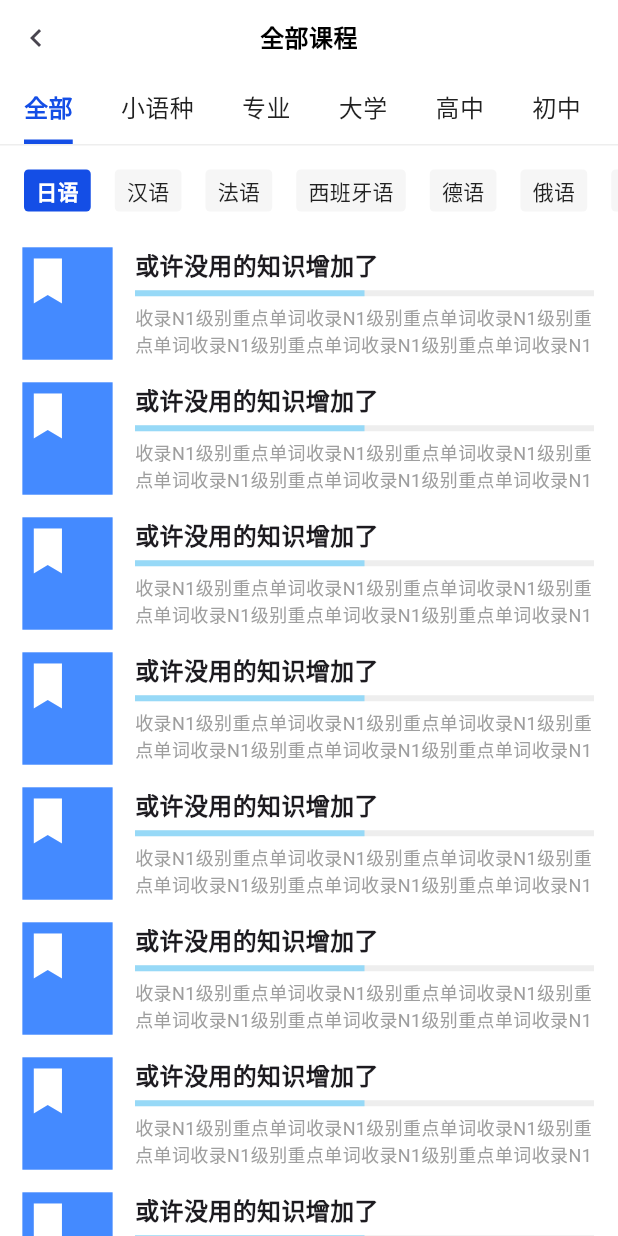
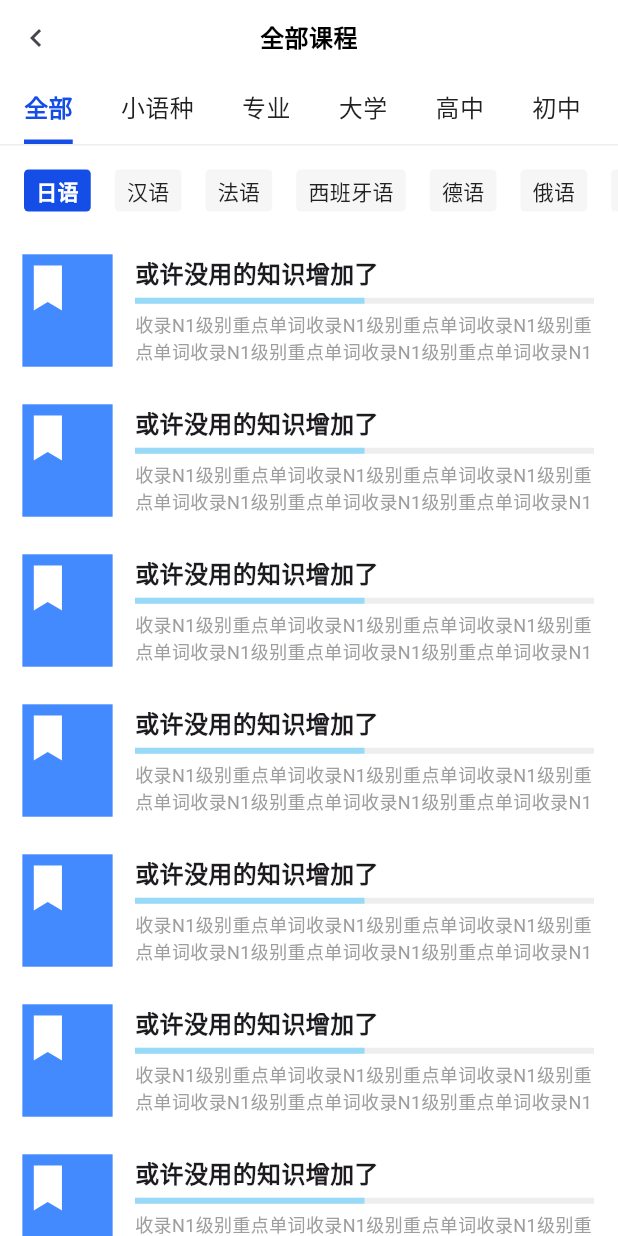
Before and after one commit to Boluo2101/Qing, a Flutter app: the BooksPage screen opened by its route, on a phone screen of 412 x 824 dp. Run offline on Flutter 3.47's test engine with Material 3 defaults, Android fonts, the phone set to English and light mode, and no system bars; our stand-ins replace flutter_riverpod, go_router, shared_preferences; accounts and stored records are empty.

Commit message:
feat: 书本页

```diff
--- a/lib/views/books/books_page.dart
+++ b/lib/views/books/books_page.dart
@@ -85,7 +85,7 @@ class _BooksPageState extends State<BooksPage> {
           ),
           Expanded(
             child: ListView.builder(
-              itemCount: 20, // 假设有20个课程
+              itemCount: 100, // 假设有100个课程
               itemBuilder: (context, index) {
                 return InkWell(
                   onTap: () {
@@ -93,6 +93,8 @@ class _BooksPageState extends State<BooksPage> {
                     print('点击了课程 $index');
                     GoRouter.of(context).push('/course/$index');
                   },
+                  child: Padding(
+                    padding: EdgeInsets.fromLTRB(0, 5, 0, 5),
                     child: Row(
                       children: [
                         Icon(
@@ -145,6 +147,7 @@ class _BooksPageState extends State<BooksPage> {
                         SizedBox(width: 16),
                       ],
                     ),
+                  ),
                 );
               },
             ),
```
Lines whose indentation alone changed are shown as unchanged.
